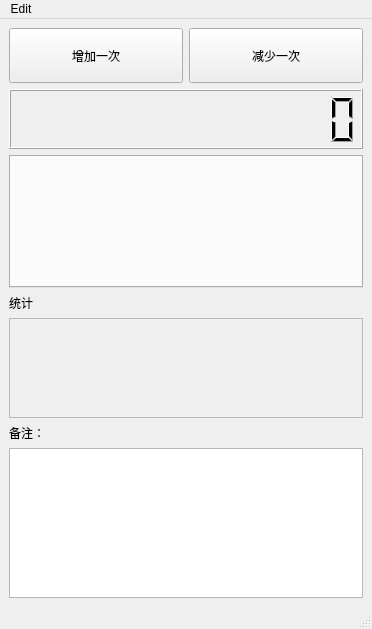
ic005k/Knot-Legacy, file mainwindow.ui: the form before one commit.
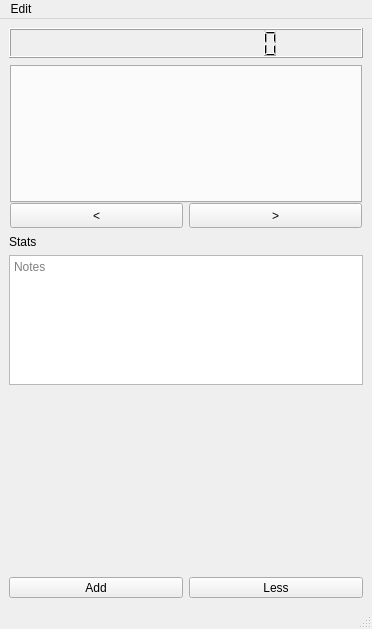
The form after the commit. Icons and pictures are not drawn.

Patch:
```diff
--- a/mainwindow.ui
+++ b/mainwindow.ui
@@ -16,59 +16,11 @@
   <widget class="QWidget" name="centralwidget">
    <layout class="QGridLayout" name="gridLayout_3">
     <item row="0" column="0">
-     <layout class="QHBoxLayout" name="horizontalLayout">
-      <item>
-       <widget class="QToolButton" name="btnPlus">
-        <property name="sizePolicy">
-         <sizepolicy hsizetype="Preferred" vsizetype="Fixed">
-          <horstretch>0</horstretch>
-          <verstretch>0</verstretch>
-         </sizepolicy>
-        </property>
-        <property name="minimumSize">
-         <size>
-          <width>55</width>
-          <height>55</height>
-         </size>
-        </property>
-        <property name="text">
-         <string>增加一次</string>
-        </property>
-        <property name="toolButtonStyle">
-         <enum>Qt::ToolButtonTextBesideIcon</enum>
-        </property>
-       </widget>
-      </item>
-      <item>
-       <widget class="QToolButton" name="btnLess">
-        <property name="sizePolicy">
-         <sizepolicy hsizetype="Preferred" vsizetype="Fixed">
-          <horstretch>0</horstretch>
-          <verstretch>0</verstretch>
-         </sizepolicy>
-        </property>
-        <property name="minimumSize">
-         <size>
-          <width>55</width>
-          <height>55</height>
-         </size>
-        </property>
-        <property name="text">
-         <string>减少一次</string>
-        </property>
-        <property name="toolButtonStyle">
-         <enum>Qt::ToolButtonTextBesideIcon</enum>
-        </property>
-       </widget>
-      </item>
-     </layout>
-    </item>
-    <item row="1" column="0">
      <widget class="QLCDNumber" name="lcdNumber">
       <property name="minimumSize">
        <size>
         <width>0</width>
-        <height>60</height>
+        <height>30</height>
        </size>
       </property>
       <property name="digitCount">
@@ -82,116 +34,16 @@
       </property>
      </widget>
     </item>
-    <item row="2" column="0">
-     <widget class="QTabWidget" name="tabWidget">
-      <property name="styleSheet">
-       <string notr="true">/*QTabWidget::pane {
-    border: 1px solid lightgray;
-    background: rgb(236, 236, 236);
-}
-
-QTabBar::close-button {
-image: url(:/new/toolbar/res/c.png);
-subcontrol-origin: padding;
-subcontrol-position: bottom right;
-} 
-
-QTabWidget::tab-bar:top {
-    top: 1px;
-}
-
-QTabWidget::tab-bar:bottom {
-    bottom: 1px;
-}
-
-QTabWidget::tab-bar:left {
-    right: 1px;
-}
-
-QTabWidget::tab-bar:right {
-    left: 1px;
-}
-
-QTabBar::tab {
-    border: 1px solid lightgray;
-}
-
-QTabBar::tab:selected {
-    background: rgb(236, 236, 236);
-}
-
-QTabBar::tab:!selected {
-    background: lightgray; 
-}
-
-QTabBar::tab:!selected:hover {
-    background: silver;
-}
-
-QTabBar::tab:top:!selected {
-    margin-top: 3px;
-}
-
-QTabBar::tab:bottom:!selected {
-    margin-bottom: 3px;
-}
-
-QTabBar::tab:top, QTabBar::tab:bottom {
-    min-width: 8ex;
-    margin-right: -1px;
-    padding: 8px 20px 8px 20px;
-}
-
-QTabBar::tab:top:selected {
-    border-bottom-color: none;
-}
-
-QTabBar::tab:bottom:selected {
-    border-top-color: none;
-}
-
-QTabBar::tab:top:last, QTabBar::tab:bottom:last,
-QTabBar::tab:top:only-one, QTabBar::tab:bottom:only-one {
-    margin-right: 0;
-}
-
-QTabBar::tab:left:!selected {
-    margin-right: 3px;
-}
-
-QTabBar::tab:right:!selected {
-    margin-left: 3px;
-}
-
-QTabBar::tab:left, QTabBar::tab:right {
-    min-height: 8ex;
-    margin-bottom: -1px;
-    padding: 10px 5px 10px 5px;
-}
-
-QTabBar::tab:left:selected {
-    border-left-color: none;
-}
-
-QTabBar::tab:right:selected {
-    border-right-color: none;
-}
-
-QTabBar::tab:left:last, QTabBar::tab:right:last,
-QTabBar::tab:left:only-one, QTabBar::tab:right:only-one {
-    margin-bottom: 0;
-}*/
-</string>
-      </property>
-      <property name="currentIndex">
-       <number>-1</number>
-      </property>
-     </widget>
-    </item>
     <item row="3" column="0">
-     <widget class="QLabel" name="lblStats">
-      <property name="text">
-       <string>统计</string>
+     <widget class="QTextEdit" name="textEdit">
+      <property name="maximumSize">
+       <size>
+        <width>16777215</width>
+        <height>130</height>
+       </size>
+      </property>
+      <property name="placeholderText">
+       <string>Notes</string>
       </property>
      </widget>
     </item>
@@ -200,11 +52,11 @@
       <property name="minimumSize">
        <size>
         <width>0</width>
-        <height>100</height>
+        <height>180</height>
        </size>
       </property>
       <property name="frameShape">
-       <enum>QFrame::StyledPanel</enum>
+       <enum>QFrame::NoFrame</enum>
       </property>
       <property name="frameShadow">
        <enum>QFrame::Raised</enum>
@@ -222,28 +74,164 @@
        <property name="bottomMargin">
         <number>0</number>
        </property>
+       <property name="spacing">
+        <number>0</number>
+       </property>
        <item row="0" column="0">
         <layout class="QGridLayout" name="pLayout"/>
        </item>
       </layout>
      </widget>
     </item>
+    <item row="1" column="0">
+     <widget class="QFrame" name="frame_2">
+      <property name="frameShape">
+       <enum>QFrame::NoFrame</enum>
+      </property>
+      <property name="frameShadow">
+       <enum>QFrame::Raised</enum>
+      </property>
+      <layout class="QGridLayout" name="gridLayout">
+       <property name="leftMargin">
+        <number>1</number>
+       </property>
+       <property name="topMargin">
+        <number>1</number>
+       </property>
+       <property name="rightMargin">
+        <number>1</number>
+       </property>
+       <property name="bottomMargin">
+        <number>1</number>
+       </property>
+       <property name="verticalSpacing">
+        <number>0</number>
+       </property>
+       <item row="0" column="0" colspan="2">
+        <widget class="QTabWidget" name="tabWidget">
+         <property name="styleSheet">
+          <string notr="true">/*QTabBar::scroller {
+                   width:0;
+                    border:0;
+                    padding: 0px;
+				   }
+
+QTabBar QToolButton::left-arrow {
+				  background-color:rgb(132, 171, 208);
+				  border-width: 0;
+				 border-image: url(:/src/left.png);
+							
+				 }
+
+QTabBar QToolButton::right-arrow {
+				  background-color:rgb(132, 171, 208);
+				  border-width: 0;
+				  border-image: url(:/src/right.png);
+				  }*/</string>
+         </property>
+         <property name="currentIndex">
+          <number>-1</number>
+         </property>
+         <property name="usesScrollButtons">
+          <bool>true</bool>
+         </property>
+        </widget>
+       </item>
+       <item row="1" column="0">
+        <widget class="QToolButton" name="btnLeft">
+         <property name="sizePolicy">
+          <sizepolicy hsizetype="Preferred" vsizetype="Fixed">
+           <horstretch>0</horstretch>
+           <verstretch>0</verstretch>
+          </sizepolicy>
+         </property>
+         <property name="minimumSize">
+          <size>
+           <width>0</width>
+           <height>25</height>
+          </size>
+         </property>
+         <property name="text">
+          <string>&lt;</string>
+         </property>
+        </widget>
+       </item>
+       <item row="1" column="1">
+        <widget class="QToolButton" name="btnRight">
+         <property name="sizePolicy">
+          <sizepolicy hsizetype="Preferred" vsizetype="Fixed">
+           <horstretch>0</horstretch>
+           <verstretch>0</verstretch>
+          </sizepolicy>
+         </property>
+         <property name="minimumSize">
+          <size>
+           <width>0</width>
+           <height>25</height>
+          </size>
+         </property>
+         <property name="text">
+          <string>&gt;</string>
+         </property>
+        </widget>
+       </item>
+      </layout>
+     </widget>
+    </item>
+    <item row="2" column="0">
+     <widget class="QLabel" name="lblStats">
+      <property name="text">
+       <string>Stats</string>
+      </property>
+     </widget>
+    </item>
     <item row="5" column="0">
-     <widget class="QLabel" name="label_2">
-      <property name="text">
-       <string>备注：</string>
-      </property>
-     </widget>
-    </item>
-    <item row="6" column="0">
-     <widget class="QTextEdit" name="textEdit">
-      <property name="maximumSize">
-       <size>
-        <width>16777215</width>
-        <height>150</height>
-       </size>
-      </property>
-     </widget>
+     <layout class="QHBoxLayout" name="horizontalLayout">
+      <item>
+       <widget class="QToolButton" name="btnPlus">
+        <property name="sizePolicy">
+         <sizepolicy hsizetype="Preferred" vsizetype="Fixed">
+          <horstretch>0</horstretch>
+          <verstretch>0</verstretch>
+         </sizepolicy>
+        </property>
+        <property name="minimumSize">
+         <size>
+          <width>0</width>
+          <height>0</height>
+         </size>
+        </property>
+        <property name="text">
+         <string>Add</string>
+        </property>
+        <property name="toolButtonStyle">
+         <enum>Qt::ToolButtonIconOnly</enum>
+        </property>
+       </widget>
+      </item>
+      <item>
+       <widget class="QToolButton" name="btnLess">
+        <property name="sizePolicy">
+         <sizepolicy hsizetype="Preferred" vsizetype="Fixed">
+          <horstretch>0</horstretch>
+          <verstretch>0</verstretch>
+         </sizepolicy>
+        </property>
+        <property name="minimumSize">
+         <size>
+          <width>0</width>
+          <height>0</height>
+         </size>
+        </property>
+        <property name="text">
+         <string>Less</string>
+        </property>
+        <property name="toolButtonStyle">
+         <enum>Qt::ToolButtonIconOnly</enum>
+        </property>
+       </widget>
+      </item>
+     </layout>
     </item>
    </layout>
   </widget>
```
Left out of the diff: 6 changed lines with no effect on the pictures.
